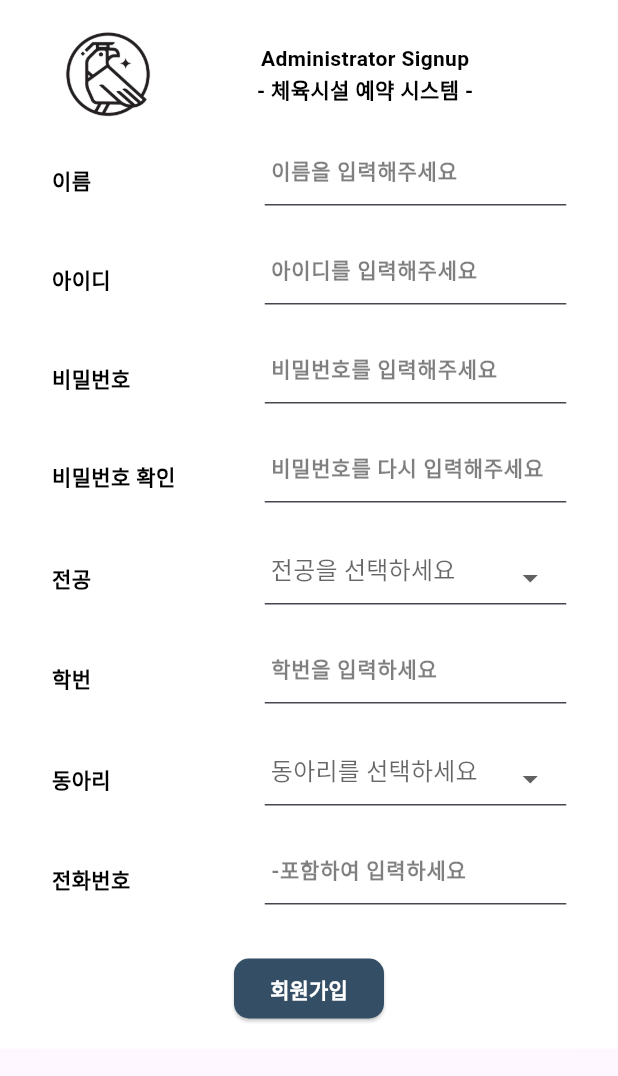
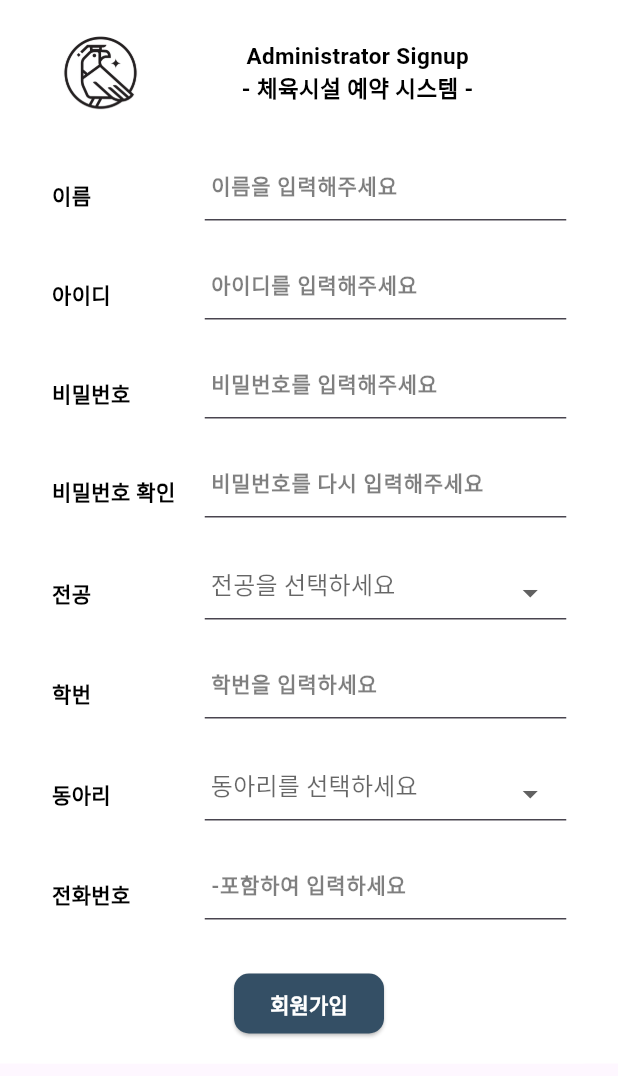
Before and after one commit to kumoh42/futsal-client-front, a Flutter app: the SignupView screen opened directly, on a phone screen of 412 x 824 dp. Shown: the top 1076 px of the screen. Run offline on Flutter 3.47's test engine with Material 3 defaults, Android fonts, the phone set to English and light mode, and no system bars; our stand-ins replace dio, flutter_riverpod, flutter_screenutil, flutter_secure_storage, go_router, retrofit and 1 more; missing offline and left inert: universal_html; accounts and stored records are empty; generated files the repository leaves out were written again; network calls fail; statements that could not run were skipped.

Commit message:
[Design] 크기 줄이기

```diff
--- a/futsal_client_front/lib/common/component/custom_text_form_field_signup.dart
+++ b/futsal_client_front/lib/common/component/custom_text_form_field_signup.dart
@@ -43,7 +43,7 @@ class _CustomTextFormFieldSignupState extends State<CustomTextFormFieldSignup> {
   Widget build(BuildContext context) {
     final fontSize = ResponsiveData.kIsMobile
         ? ResponsiveSize.M(kWTextLargeSize)
-        : kWTextMiddleSize;
+        : kWTextSmallSize;
     return Container(
       decoration: BoxDecoration(
         color: widget.backgroundColor ?? kBackgroundMainColor,
@@ -60,7 +60,9 @@ class _CustomTextFormFieldSignupState extends State<CustomTextFormFieldSignup> {
           if (widget.prefixIcon != null) const SizedBox(width: kWPaddingSmallSize),
           if (widget.labelText != null)
             Container(
-              width: 130,
+              width: ResponsiveData.kIsMobile
+                  ? ResponsiveSize.M(180)
+                  : 110,
               child: Text(
                 widget.labelText!,
                 style: kTextMainStyle.copyWith(fontSize: fontSize),
--- a/futsal_client_front/lib/common/component/custum_dropdownbutton_form_feld.dart
+++ b/futsal_client_front/lib/common/component/custum_dropdownbutton_form_feld.dart
@@ -56,7 +56,7 @@ class _CustomDropDownButtonFormFieldState
   Widget build(BuildContext context) {
     final fontSize = ResponsiveData.kIsMobile
         ? ResponsiveSize.M(kWTextLargeSize)
-        : kWTextMiddleSize;
+        : kWTextSmallSize;
     return Container(
       decoration: BoxDecoration(
         color: widget.backgroundColor ?? kBackgroundMainColor,
@@ -72,8 +72,10 @@ class _CustomDropDownButtonFormFieldState
             ),
           if (widget.prefixIcon != null)
             const SizedBox(width: kWPaddingSmallSize),
-          Container(
-            width: 130,
+          SizedBox(
+            width: ResponsiveData.kIsMobile
+                ? ResponsiveSize.M(180)
+                : 110,
             child: Text(
               widget.labelText,
               style: kTextMainStyle.copyWith(fontSize: fontSize),
--- a/futsal_client_front/lib/signup/view/singup_view.dart
+++ b/futsal_client_front/lib/signup/view/singup_view.dart
@@ -53,7 +53,7 @@ class _SignupViewState extends ConsumerState<SignupView> {
                     mainAxisAlignment: MainAxisAlignment.center,
                     children: [
                       const _SignupTitle(),
-                      const SizedBox(height: kWPaddingLargeSize),
+                      const SizedBox(height: kWPaddingXLargeSize),
                       CustomTextFormFieldSignup(
                         labelText: "이름",
                         hintText: '이름을 입력해주세요',
@@ -167,13 +167,13 @@ class _SignupTitle extends StatelessWidget {
   Widget build(BuildContext context) {
     return Column(
       children: [
-        const SizedBox(height: kWPaddingMiddleSize),
+        const SizedBox(height: kWPaddingLargeSize),
         Row(
           children: [
             Image(
               image: const AssetImage("assets/image/black_logo.png"),
-              width: ResponsiveData.kIsMobile ? ResponsiveSize.M(150) : 100,
-              height: ResponsiveData.kIsMobile ? ResponsiveSize.M(150) : 100,
+              width: ResponsiveData.kIsMobile ? ResponsiveSize.M(130) : 100,
+              height: ResponsiveData.kIsMobile ? ResponsiveSize.M(130) : 100,
               fit: BoxFit.cover,
             ),
             Expanded(
@@ -182,7 +182,7 @@ class _SignupTitle extends StatelessWidget {
                 textAlign: TextAlign.center,
                 style: TextStyle(
                   fontSize: ResponsiveData.kIsMobile
-                      ? ResponsiveSize.M(kWTextLargeSize)
+                      ? ResponsiveSize.M(kWTextTitleSize)
                       : kWTextMiddleSize,
                   fontWeight: FontWeight.bold,
                   color: Colors.black,
```
